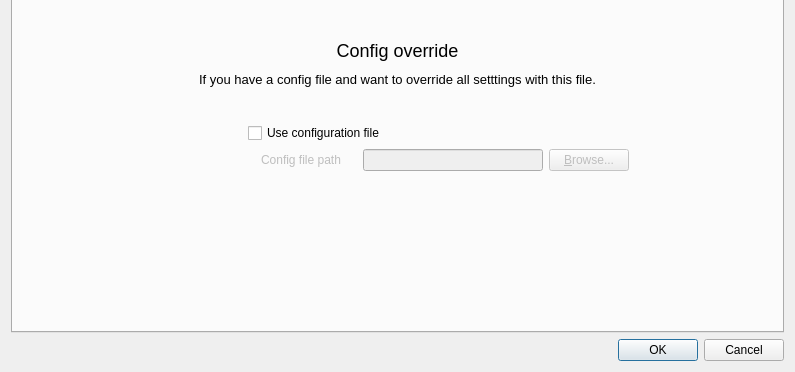
This is src/gui/src/ServerConfigDialogBase.ui in deskflow/deskflow as Qt 5 draws it before an edit; both pictures show x 0 to 795 and y 162 to 534 of the 795 by 534 pixel window. The edited form follows.
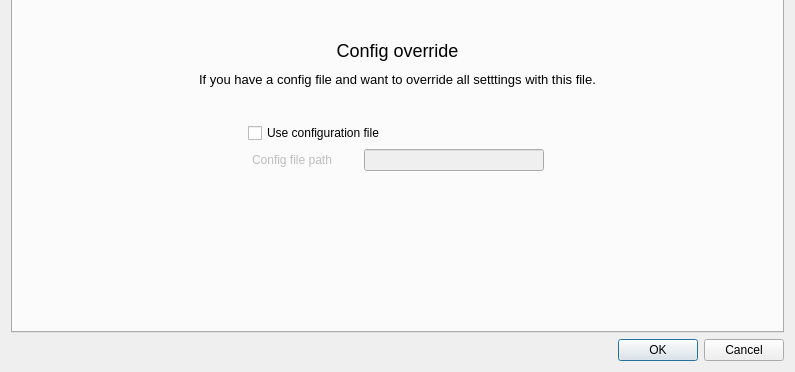
This is the edited form. The open tabs and pages were chosen to show the change. Icons and pictures are not drawn. Custom widgets are drawn as their Qt base class.

Commit message: SYNERGY-799 Update browse buttons

Patch:
```diff
--- a/src/gui/src/ServerConfigDialogBase.ui
+++ b/src/gui/src/ServerConfigDialogBase.ui
@@ -823,7 +823,7 @@
          <item>
           <layout class="QHBoxLayout" name="horizontalLayout_3">
            <property name="leftMargin">
-            <number>95</number>
+            <number>40</number>
            </property>
            <property name="topMargin">
             <number>0</number>
@@ -866,6 +866,22 @@
              </property>
             </widget>
            </item>
+           <item>
+            <spacer name="horizontalSpacer_6">
+             <property name="orientation">
+              <enum>Qt::Horizontal</enum>
+             </property>
+             <property name="sizeType">
+              <enum>QSizePolicy::Fixed</enum>
+             </property>
+             <property name="sizeHint" stdset="0">
+              <size>
+               <width>10</width>
+               <height>20</height>
+              </size>
+             </property>
+            </spacer>
+           </item>
            <item>
             <widget class="QLineEdit" name="m_pEditConfigFile">
              <property name="enabled">
@@ -898,12 +914,31 @@
              </property>
              <property name="minimumSize">
               <size>
-               <width>40</width>
+               <width>0</width>
                <height>0</height>
               </size>
              </property>
+             <property name="cursor">
+              <cursorShape>PointingHandCursor</cursorShape>
+             </property>
+             <property name="styleSheet">
+              <string notr="true">margin: 0px; padding: 0px;</string>
+             </property>
              <property name="text">
-              <string>&amp;Browse...</string>
+              <string/>
+             </property>
+             <property name="icon">
+              <iconset resource="../res/Synergy.qrc">
+               <normaloff>:/res/icons/64x64/folder.png</normaloff>:/res/icons/64x64/folder.png</iconset>
+             </property>
+             <property name="iconSize">
+              <size>
+               <width>20</width>
+               <height>13</height>
+              </size>
+             </property>
+             <property name="flat">
+              <bool>true</bool>
              </property>
             </widget>
            </item>
```
Left out of the diff: 2 changed lines with no effect on the pictures. The commit also changes 3 other files.
